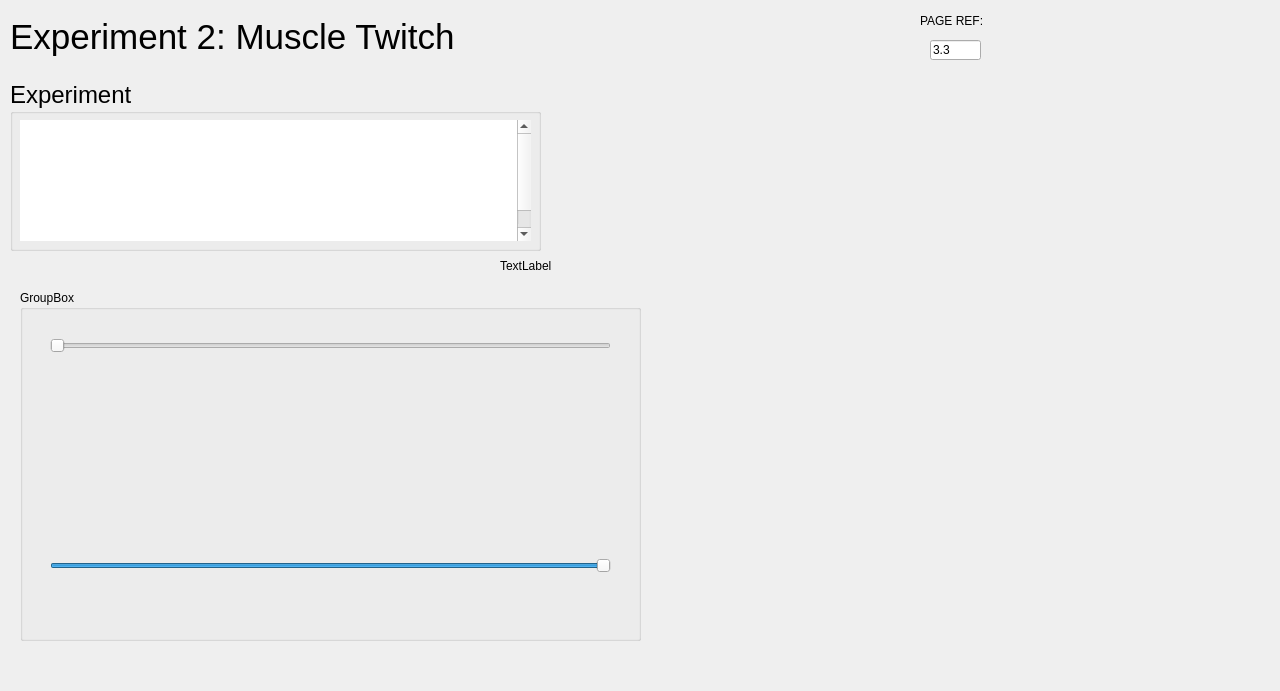
KarinaKarenik/Skeletal-Muscle-Contraction-Lab, file rsc/ui/experiment2_muscle_twitch_three.ui: the form before one commit.
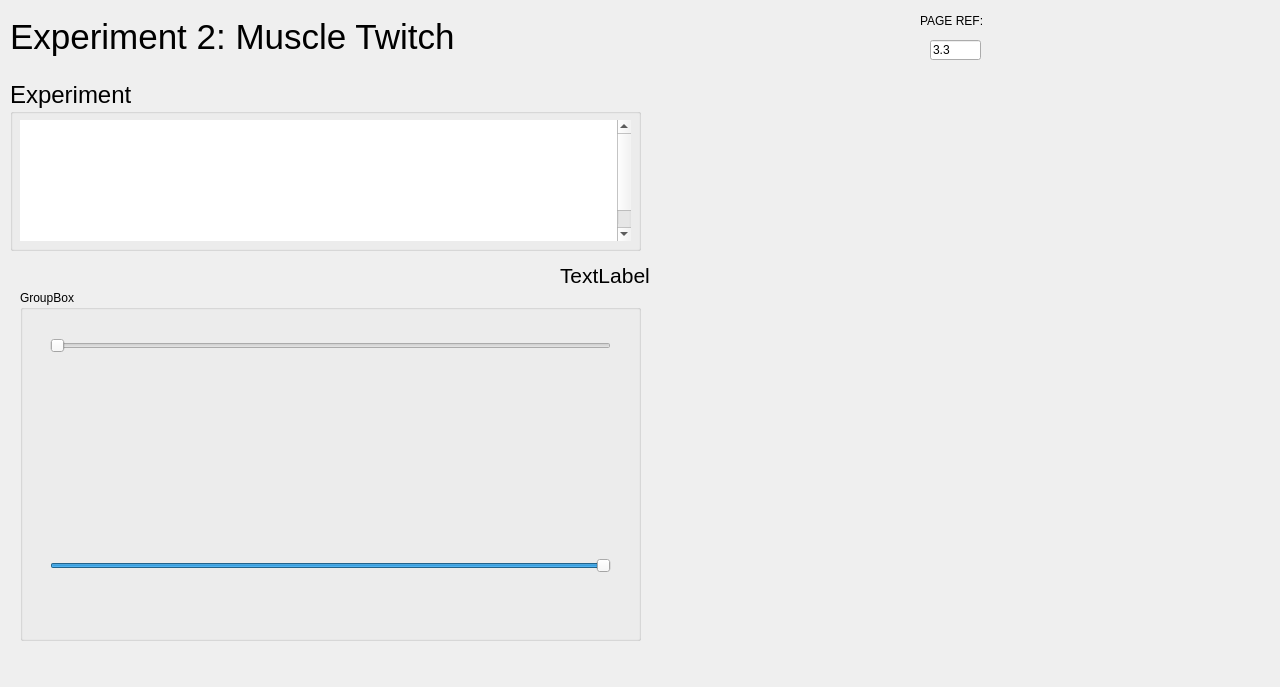
The form after the commit. Icons and pictures are not drawn.

```diff
--- a/rsc/ui/experiment2_muscle_twitch_three.ui
+++ b/rsc/ui/experiment2_muscle_twitch_three.ui
@@ -7,7 +7,7 @@
     <x>0</x>
     <y>0</y>
     <width>1280</width>
-    <height>691</height>
+    <height>687</height>
    </rect>
   </property>
   <property name="windowTitle">
@@ -195,7 +195,7 @@
      <rect>
       <x>10</x>
       <y>80</y>
-      <width>531</width>
+      <width>631</width>
       <height>171</height>
      </rect>
     </property>
@@ -212,7 +212,7 @@
       <rect>
        <x>10</x>
        <y>40</y>
-       <width>511</width>
+       <width>611</width>
        <height>121</height>
       </rect>
      </property>
@@ -334,12 +334,17 @@
    <widget class="QLabel" name="labelDifference">
     <property name="geometry">
      <rect>
-      <x>500</x>
-      <y>250</y>
+      <x>560</x>
+      <y>260</y>
       <width>141</width>
       <height>31</height>
      </rect>
     </property>
+    <property name="font">
+     <font>
+      <pointsize>16</pointsize>
+     </font>
+    </property>
     <property name="text">
      <string>TextLabel</string>
     </property>
```
